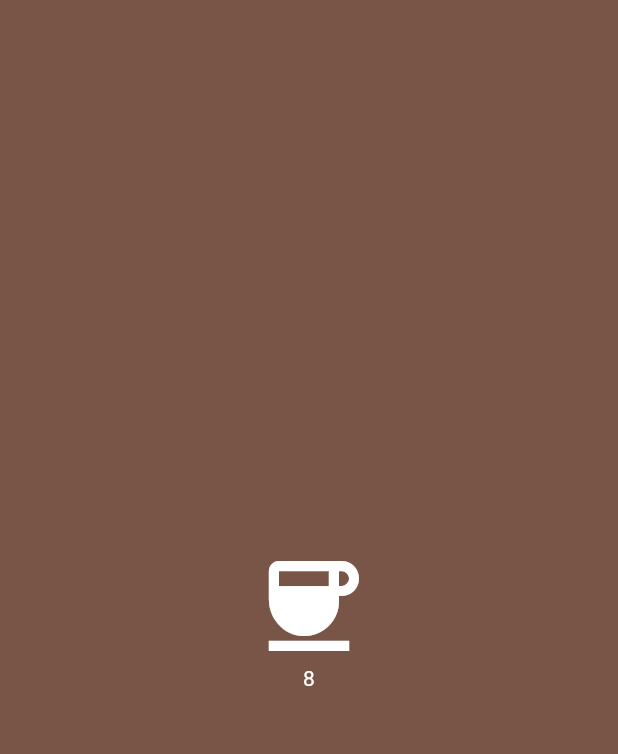
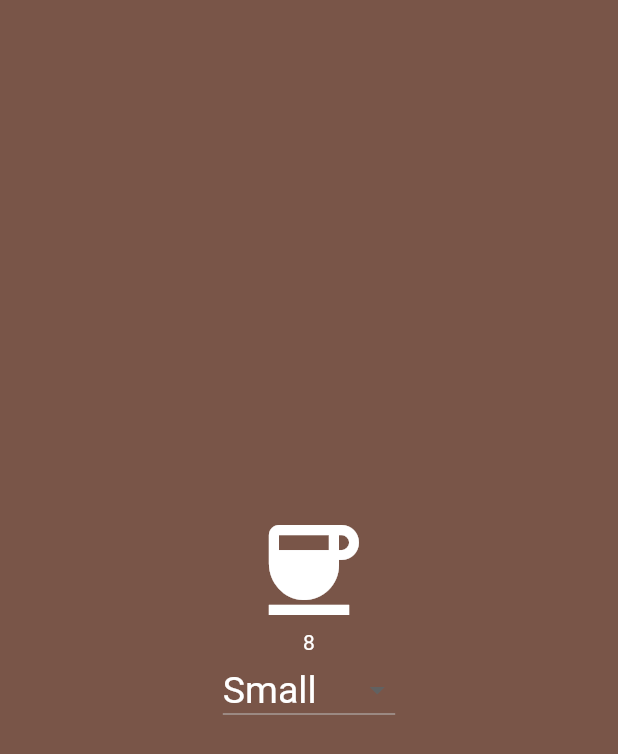
Before and after one commit to Erefor/coffees-counter-app, a Flutter app: the screen it shows after launch, on a phone screen of 412 x 824 dp. Shown: the top 754 px of the screen. Run offline on Flutter 3.47's test engine with Material 2 defaults, Android fonts, the phone set to English and light mode, and no system bars; our stand-ins replace sqflite; accounts and stored records are empty.

Commit message:
DropdownMenu added and shared_preferences removed

```diff
--- a/lib/HomePage.dart
+++ b/lib/HomePage.dart
@@ -2,7 +2,7 @@ import 'package:coffe_counter_app/CoffeesProvider.dart';
 import 'package:flutter/material.dart';
 import 'package:provider/provider.dart';
 
-class HomePage extends StatelessWidget{
+class HomePage extends StatelessWidget {
   @override
   Widget build(BuildContext context) {
     return Scaffold(
@@ -13,9 +13,16 @@ class HomePage extends StatelessWidget{
           crossAxisAlignment: CrossAxisAlignment.center,
           children: <Widget>[
             SizedBox(width: double.infinity),
-            Icon(Icons.coffee,size: 80,color: Colors.white,),
-            Text(8.toString(),
-            style: TextStyle(color: Colors.white),),
+            Icon(
+              Icons.coffee,
+              size: 80,
+              color: Colors.white,
+            ),
+            Text(
+              8.toString(),
+              style: TextStyle(color: Colors.white),
+            ),
+            _CoffeeSizeButtonsRow()
           ],
         ),
       ),
@@ -30,12 +37,33 @@ class _CoffeeSizeButtonsRow extends StatefulWidget {
 
 class __CoffeeSizeButtonsRowState extends State<_CoffeeSizeButtonsRow> {
   bool isChecked = false;
+  dynamic valueItem = 'Small';
   @override
   Widget build(BuildContext context) {
-    return Row(
-      children: <Widget>[
-        Checkbox(value: true, onChanged: (value){},)
-      ],
+    return DropdownButton<String>(
+      items: _getDropItems(),
+      dropdownColor: Colors.brown,
+      value: valueItem,
+      style: TextStyle(color: Colors.white, fontSize: 25),
+      onChanged: (e) {
+        setState(() {
+          valueItem = e;
+        });
+      },
     );
   }
+
+  List<DropdownMenuItem<String>> _getDropItems() {
+    List<String> sizes = ['Small', 'Medium', 'Large'];
+    List<DropdownMenuItem<String>> dropDownItems = [];
+    for (int i = 0; i < sizes.length; i++) {
+      String size = sizes[i];
+      DropdownMenuItem<String> dropDownItem = DropdownMenuItem<String>(
+        child: Text(size),
+        value: size,
+      );
+      dropDownItems.add(dropDownItem);
+    }
+    return dropDownItems;
+  }
 }
--- a/pubspec.yaml
+++ b/pubspec.yaml
@@ -28,7 +28,6 @@ dependencies:
   # The following adds the Cupertino Icons font to your application.
   # Use with the CupertinoIcons class for iOS style icons.
   cupertino_icons: ^1.0.2
-  shared_preferences: ^2.0.6
   sqflite: ^2.0.0+3
   path_provider: ^2.0.2
   provider: ^5.0.0
```
Also changed, not shown: pubspec.lock.
